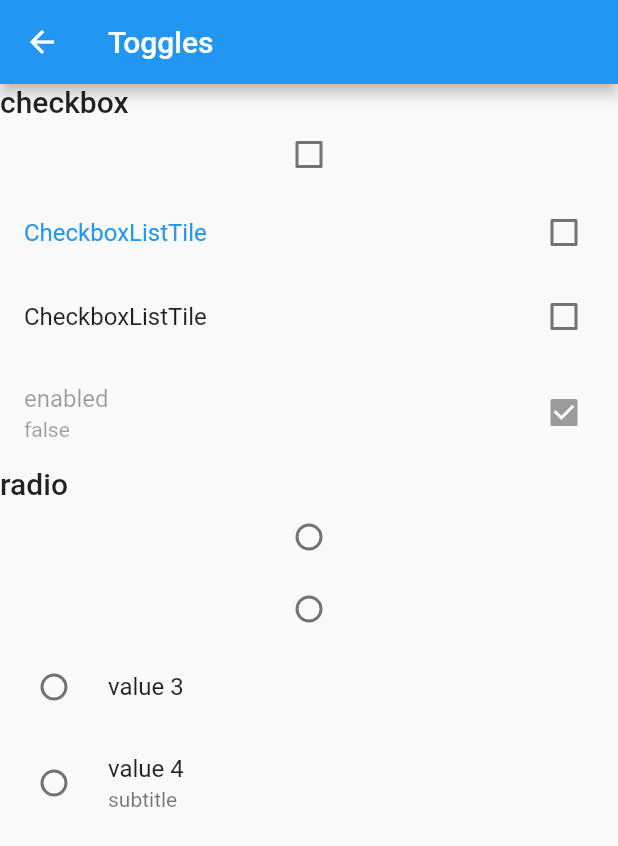
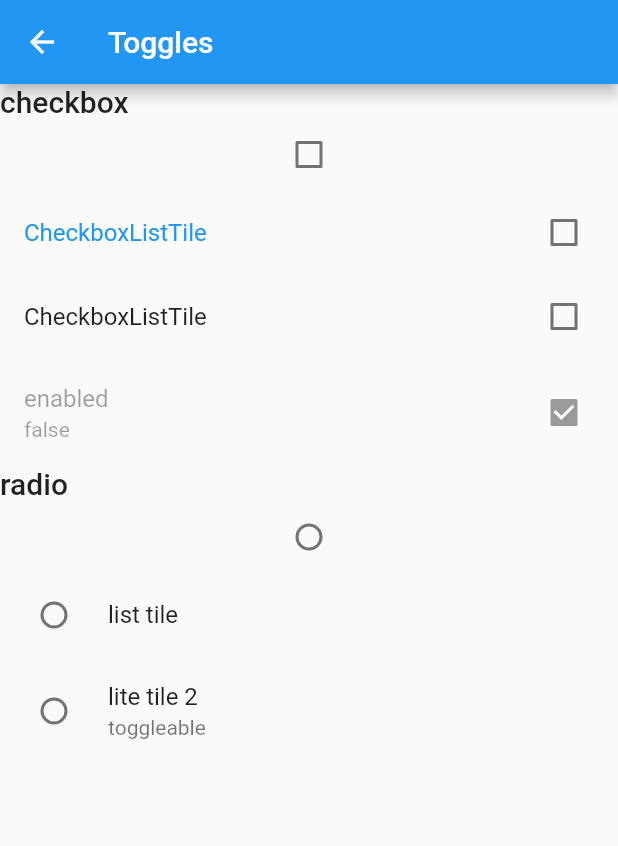
Before and after one commit to ham-burger/flutter-playground, a Flutter app: the TogglesPage screen opened directly, on a phone screen of 412 x 824 dp. Shown: the top 846 px of the screen. Run offline on Flutter 3.47's test engine with Material 2 defaults, Android fonts, the light colour scheme and no system bars.

Commit message:
feat(ui): set toggleable property

```diff
--- a/ui_component_scrap/lib/pages/toogles_page.dart
+++ b/ui_component_scrap/lib/pages/toogles_page.dart
@@ -82,18 +82,6 @@ class _TogglesPageState extends State<TogglesPage> {
               );
             },
           ),
-          Radio(
-            value: 2,
-            groupValue: _state3,
-            onChanged: (newState) {
-              setState(
-                () {
-                  _state3 = newState;
-                },
-              );
-            },
-            toggleable: false,
-          ),
           RadioListTile(
             value: 3,
             groupValue: _state3,
@@ -104,7 +92,7 @@ class _TogglesPageState extends State<TogglesPage> {
                 },
               );
             },
-            title: Text('value 3'),
+            title: Text('list tile'),
           ),
           RadioListTile(
             value: 4,
@@ -116,8 +104,9 @@ class _TogglesPageState extends State<TogglesPage> {
                 },
               );
             },
-            title: Text('value 4'),
-            subtitle: Text('subtitle'),
+            title: Text('lite tile 2'),
+            subtitle: Text('toggleable'),
+            toggleable: true,
           ),
         ],
       ),
```
